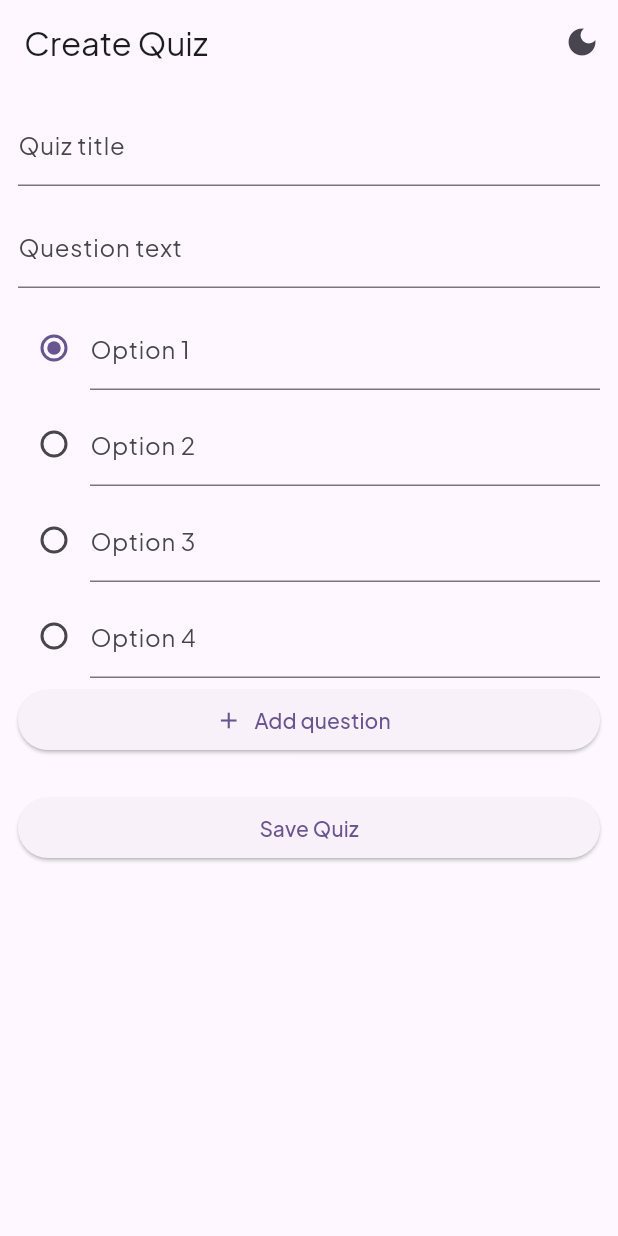
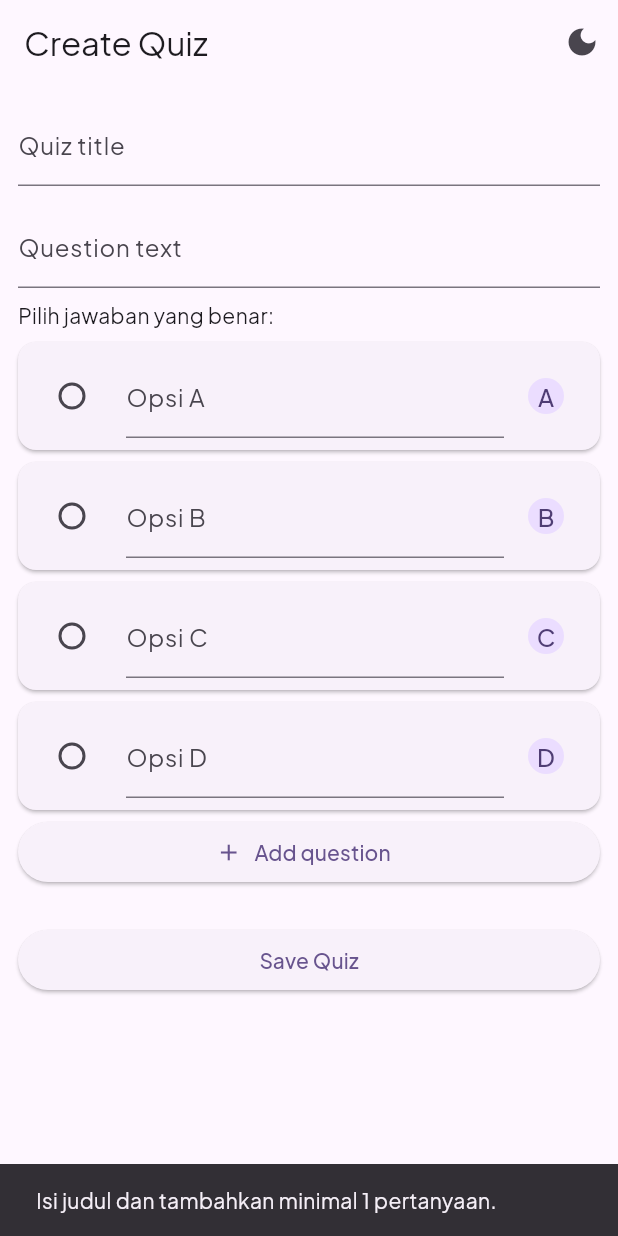
Before and after one commit to moozunch/quizme, a Flutter app: the CreateQuizScreen screen opened by its route, after a tap on "Save Quiz", on a phone screen of 412 x 824 dp. Run offline on Flutter 3.47's test engine with Material 3 defaults, Android fonts, the phone set to English and light mode, and no system bars; our stand-ins replace go_router, shared_preferences; accounts and stored records are empty.

Commit message:
logika jawaban benar

```diff
--- a/lib/screens/create_quiz.dart
+++ b/lib/screens/create_quiz.dart
@@ -17,7 +17,8 @@ class _CreateQuizScreenState extends State<CreateQuizScreen> {
   final _titleCtrl = TextEditingController();
   final _qText = TextEditingController();
   final _optCtrls = List.generate(4, (_) => TextEditingController());
-  int _correct = 0;
+  // -1 artinya belum dipilih jawaban benar
+  int _correct = -1;
 
   final List<Question> _questions = [];
 
@@ -32,20 +33,30 @@ class _CreateQuizScreenState extends State<CreateQuizScreen> {
   void _addQuestion() {
     final text = _qText.text.trim();
     final opts = _optCtrls.map((c) => c.text.trim()).toList();
-    if (text.isEmpty || opts.any((o) => o.isEmpty)) return;
+    if (text.isEmpty || opts.any((o) => o.isEmpty) || _correct < 0) {
+      ScaffoldMessenger.of(context).showSnackBar(
+        const SnackBar(content: Text('Lengkapi pertanyaan, opsi, dan pilih jawaban benar.')),
+      );
+      return;
+    }
     setState(() {
       _questions.add(Question(text: text, options: opts, correctIndex: _correct));
       _qText.clear();
       for (final c in _optCtrls) {
         c.clear();
       }
-      _correct = 0;
+      _correct = -1;
     });
   }
 
   Future<void> _saveQuiz() async {
     final title = _titleCtrl.text.trim();
-    if (title.isEmpty || _questions.isEmpty) return;
+    if (title.isEmpty || _questions.isEmpty) {
+      ScaffoldMessenger.of(context).showSnackBar(
+        const SnackBar(content: Text('Isi judul dan tambahkan minimal 1 pertanyaan.')),
+      );
+      return;
+    }
     final id = await context.read<AppState>().addQuiz(title, _questions);
     if (!mounted) return;
     context.push('/quiz/$id/created');
@@ -64,14 +75,21 @@ class _CreateQuizScreenState extends State<CreateQuizScreen> {
             const SizedBox(height: 12),
             TextField(controller: _qText, decoration: const InputDecoration(labelText: 'Question text')),
             const SizedBox(height: 8),
+            const Text('Pilih jawaban yang benar:'),
+            const SizedBox(height: 4),
             ...List.generate(4, (i) {
-              return Padding(
-                padding: const EdgeInsets.symmetric(vertical: 4.0),
-                child: Row(
-                  children: [
-                    Radio<int>(value: i, groupValue: _correct, onChanged: (v) => setState(() => _correct = v ?? 0)),
-                    Expanded(child: TextField(controller: _optCtrls[i], decoration: InputDecoration(labelText: 'Option ${i + 1}'))),
-                  ],
+              final letter = String.fromCharCode(65 + i); // A, B, C, D
+              return Card(
+                margin: const EdgeInsets.symmetric(vertical: 4),
+                child: RadioListTile<int>(
+                  value: i,
+                  groupValue: _correct,
+                  onChanged: (v) => setState(() => _correct = v ?? -1),
+                  secondary: CircleAvatar(radius: 12, child: Text(letter)),
+                  title: TextField(
+                    controller: _optCtrls[i],
+                    decoration: InputDecoration(labelText: 'Opsi $letter'),
+                  ),
                 ),
               );
             }),
@@ -80,7 +98,13 @@ class _CreateQuizScreenState extends State<CreateQuizScreen> {
             if (_questions.isNotEmpty) ...[
               const Text('Questions added:', style: TextStyle(fontWeight: FontWeight.bold)),
               const SizedBox(height: 8),
-              ..._questions.map((q) => ListTile(title: Text(q.text), subtitle: Text('Options: ${q.options.length}'))),
+              ..._questions.map((q) {
+                final correctLetter = String.fromCharCode(65 + q.correctIndex);
+                return ListTile(
+                  title: Text(q.text),
+                  subtitle: Text('Benar: $correctLetter. ${q.options[q.correctIndex]}'),
+                );
+              }),
             ],
             const SizedBox(height: 12),
             ElevatedButton(onPressed: _saveQuiz, child: const Text('Save Quiz')),
```
